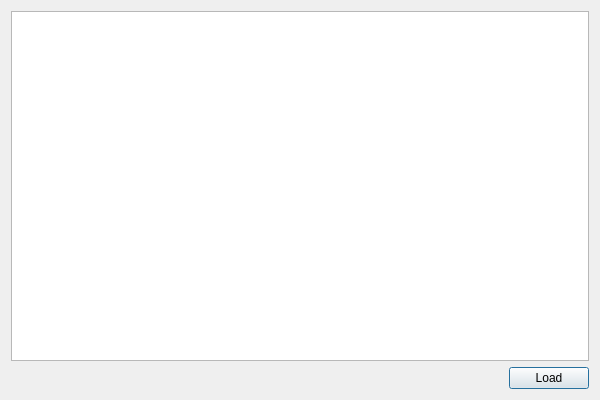
Old version of the form CelestialGUI/CelestialGUI.ui in the repository unakaroshi/Misc.
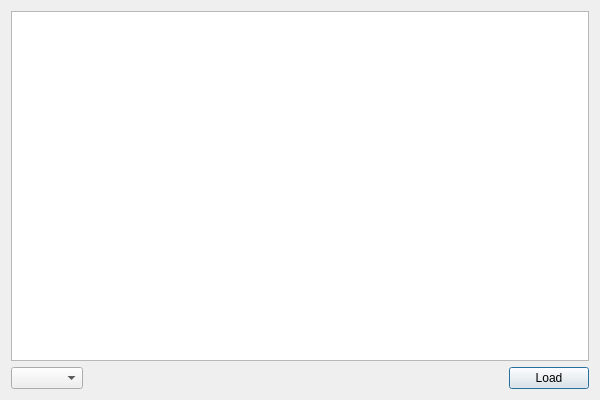
New version of the form.

Commit message: Now all catalogs are listed at the bottom of the UI

```diff
--- a/CelestialGUI/CelestialGUI.ui
+++ b/CelestialGUI/CelestialGUI.ui
@@ -23,6 +23,13 @@
    </item>
    <item>
     <layout class="QHBoxLayout" name="horizontalLayout">
+     <item>
+      <widget class="QComboBox" name="cb_catalogs">
+       <property name="sizeAdjustPolicy">
+        <enum>QComboBox::AdjustToContents</enum>
+       </property>
+      </widget>
+     </item>
      <item>
       <spacer name="horizontalSpacer">
        <property name="orientation">
```
Left out of the diff: 4 changed lines with no effect on the pictures. Lines whose indentation alone changed are shown as unchanged. The commit also changes 1 other file.
